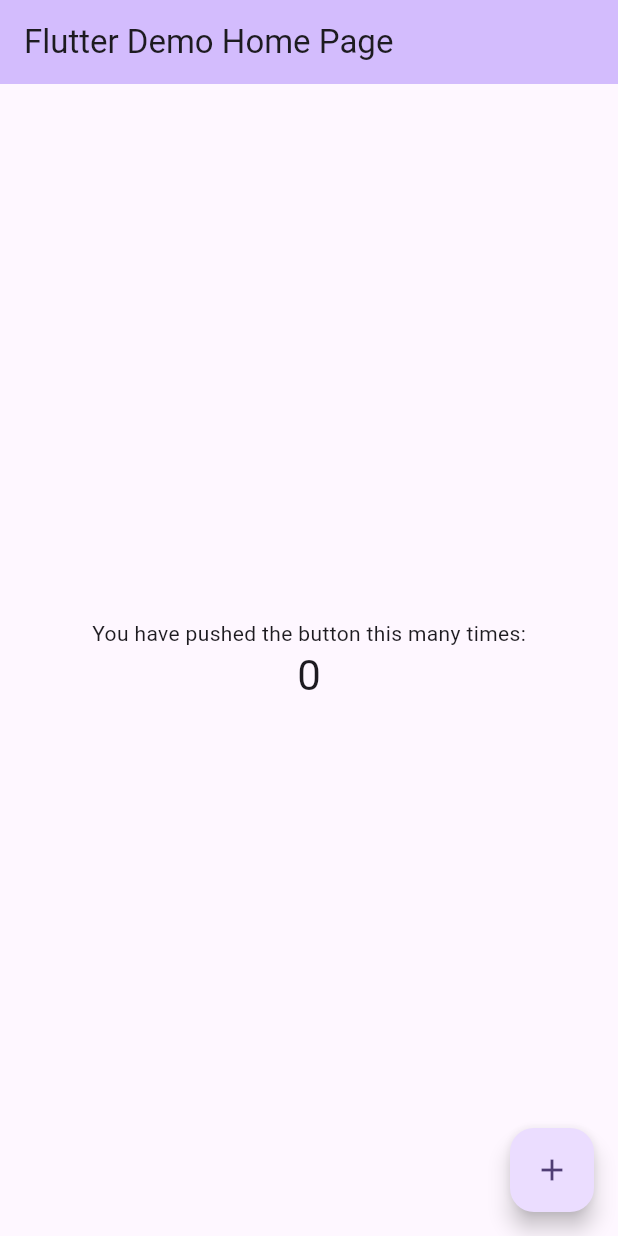
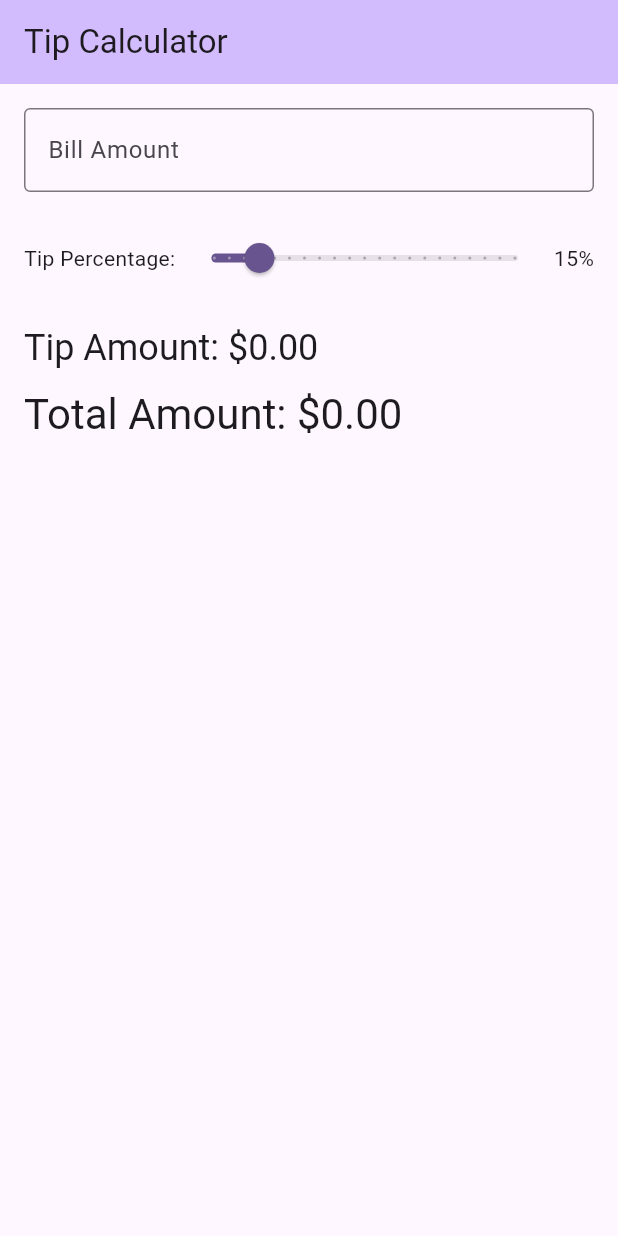
Before and after one commit to denzil-muchangi/tip_calculator, a Flutter app: the screen it shows after launch, on a phone screen of 412 x 824 dp. Run offline on Flutter 3.47's test engine with Material 3 defaults, Android fonts, the phone set to English and light mode, and no system bars.

Commit message:
feat: replace demo app with tip calculator
- Remove Flutter demo counter app
- Implement new tip calculator functionality with bill amount input, tip percentage slider, and calculated amounts display
- Update app title and theme configuration

```diff
--- a/lib/main.dart
+++ b/lib/main.dart
@@ -7,116 +7,103 @@ void main() {
 class MyApp extends StatelessWidget {
   const MyApp({super.key});
 
-  // This widget is the root of your application.
   @override
   Widget build(BuildContext context) {
     return MaterialApp(
-      title: 'Flutter Demo',
+      title: 'Tip Calculator',
       theme: ThemeData(
-        // This is the theme of your application.
-        //
-        // TRY THIS: Try running your application with "flutter run". You'll see
-        // the application has a purple toolbar. Then, without quitting the app,
-        // try changing the seedColor in the colorScheme below to Colors.green
-        // and then invoke "hot reload" (save your changes or press the "hot
-        // reload" button in a Flutter-supported IDE, or press "r" if you used
-        // the command line to start the app).
-        //
-        // Notice that the counter didn't reset back to zero; the application
-        // state is not lost during the reload. To reset the state, use hot
-        // restart instead.
-        //
-        // This works for code too, not just values: Most code changes can be
-        // tested with just a hot reload.
         colorScheme: ColorScheme.fromSeed(seedColor: Colors.deepPurple),
+        useMaterial3: true,
       ),
-      home: const MyHomePage(title: 'Flutter Demo Home Page'),
+      home: const TipCalculator(),
     );
   }
 }
 
-class MyHomePage extends StatefulWidget {
-  const MyHomePage({super.key, required this.title});
-
-  // This widget is the home page of your application. It is stateful, meaning
-  // that it has a State object (defined below) that contains fields that affect
-  // how it looks.
-
-  // This class is the configuration for the state. It holds the values (in this
-  // case the title) provided by the parent (in this case the App widget) and
-  // used by the build method of the State. Fields in a Widget subclass are
-  // always marked "final".
-
-  final String title;
+class TipCalculator extends StatefulWidget {
+  const TipCalculator({super.key});
 
   @override
-  State<MyHomePage> createState() => _MyHomePageState();
+  State<TipCalculator> createState() => _TipCalculatorState();
 }
 
-class _MyHomePageState extends State<MyHomePage> {
-  int _counter = 0;
+class _TipCalculatorState extends State<TipCalculator> {
+  final TextEditingController _billAmountController = TextEditingController();
+  double _tipPercentage = 15.0;
+  double _tipAmount = 0.0;
+  double _totalAmount = 0.0;
 
-  void _incrementCounter() {
+  void _calculateTip() {
     setState(() {
-      // This call to setState tells the Flutter framework that something has
-      // changed in this State, which causes it to rerun the build method below
-      // so that the display can reflect the updated values. If we changed
-      // _counter without calling setState(), then the build method would not be
-      // called again, and so nothing would appear to happen.
-      _counter++;
+      final double billAmount = double.tryParse(_billAmountController.text) ?? 0.0;
+      _tipAmount = billAmount * (_tipPercentage / 100);
+      _totalAmount = billAmount + _tipAmount;
     });
   }
 
   @override
+  void dispose() {
+    _billAmountController.dispose();
+    super.dispose();
+  }
+
+  @override
   Widget build(BuildContext context) {
-    // This method is rerun every time setState is called, for instance as done
-    // by the _incrementCounter method above.
-    //
-    // The Flutter framework has been optimized to make rerunning build methods
-    // fast, so that you can just rebuild anything that needs updating rather
-    // than having to individually change instances of widgets.
     return Scaffold(
       appBar: AppBar(
-        // TRY THIS: Try changing the color here to a specific color (to
-        // Colors.amber, perhaps?) and trigger a hot reload to see the AppBar
-        // change color while the other colors stay the same.
         backgroundColor: Theme.of(context).colorScheme.inversePrimary,
-        // Here we take the value from the MyHomePage object that was created by
-        // the App.build method, and use it to set our appbar title.
-        title: Text(widget.title),
+        title: const Text('Tip Calculator'),
       ),
-      body: Center(
-        // Center is a layout widget. It takes a single child and positions it
-        // in the middle of the parent.
+      body: Padding(
+        padding: const EdgeInsets.all(16.0),
         child: Column(
-          // Column is also a layout widget. It takes a list of children and
-          // arranges them vertically. By default, it sizes itself to fit its
-          // children horizontally, and tries to be as tall as its parent.
-          //
-          // Column has various properties to control how it sizes itself and
-          // how it positions its children. Here we use mainAxisAlignment to
-          // center the children vertically; the main axis here is the vertical
-          // axis because Columns are vertical (the cross axis would be
-          // horizontal).
-          //
-          // TRY THIS: Invoke "debug painting" (choose the "Toggle Debug Paint"
-          // action in the IDE, or press "p" in the console), to see the
-          // wireframe for each widget.
-          mainAxisAlignment: MainAxisAlignment.center,
+          crossAxisAlignment: CrossAxisAlignment.stretch,
           children: <Widget>[
-            const Text('You have pushed the button this many times:'),
+            TextField(
+              controller: _billAmountController,
+              keyboardType: TextInputType.number,
+              decoration: const InputDecoration(
+                labelText: 'Bill Amount',
+                border: OutlineInputBorder(),
+                prefixText: '\$',
+              ),
+              onChanged: (value) => _calculateTip(),
+            ),
+            const SizedBox(height: 20),
+            Row(
+              children: <Widget>[
+                const Text('Tip Percentage:'),
+                Expanded(
+                  child: Slider(
+                    value: _tipPercentage,
+                    min: 0,
+                    max: 100,
+                    divisions: 20,
+                    label: '${_tipPercentage.round()}%',
+                    onChanged: (double value) {
+                      setState(() {
+                        _tipPercentage = value;
+                        _calculateTip();
+                      });
+                    },
+                  ),
+                ),
+                Text('${_tipPercentage.round()}%'),
+              ],
+            ),
+            const SizedBox(height: 20),
             Text(
-              '$_counter',
+              'Tip Amount: \$${_tipAmount.toStringAsFixed(2)}',
+              style: Theme.of(context).textTheme.headlineSmall,
+            ),
+            const SizedBox(height: 10),
+            Text(
+              'Total Amount: \$${_totalAmount.toStringAsFixed(2)}',
               style: Theme.of(context).textTheme.headlineMedium,
             ),
           ],
         ),
       ),
-      floatingActionButton: FloatingActionButton(
-        onPressed: _incrementCounter,
-        tooltip: 'Increment',
-        child: const Icon(Icons.add),
-      ), // This trailing comma makes auto-formatting nicer for build methods.
     );
   }
 }
```
